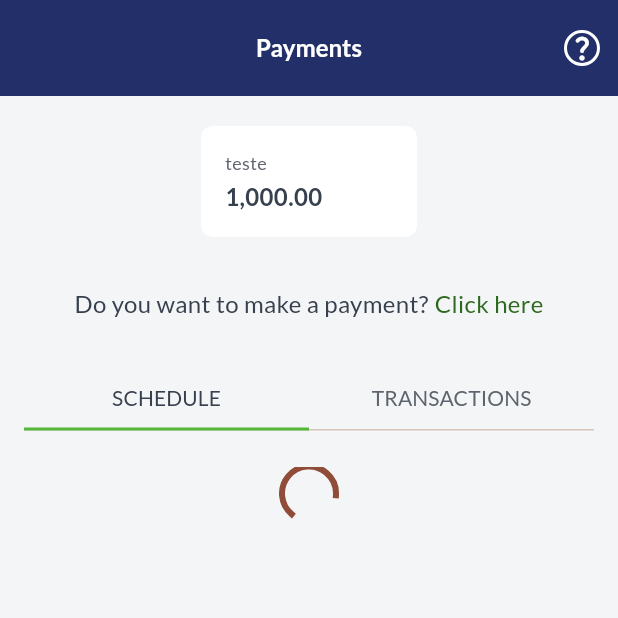
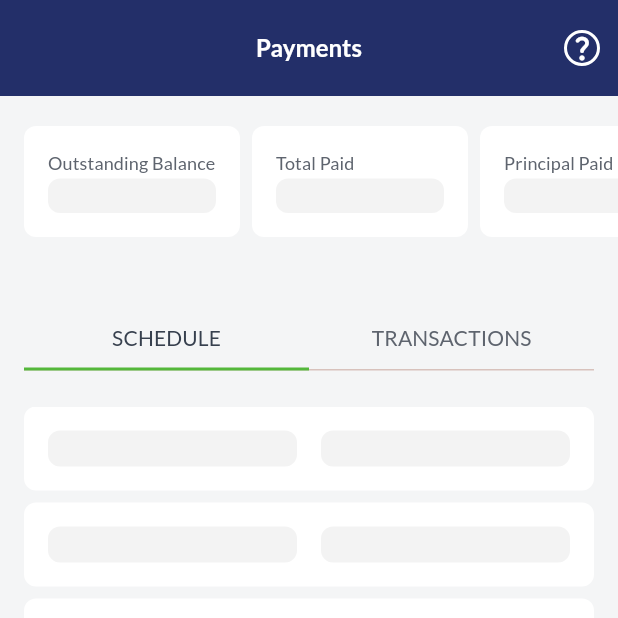
Before and after one commit to renanctorres7/flutter-test, a Flutter app: the first screen one second after launch, on a phone screen of 412 x 824 dp, the top half of it. Run offline on Flutter 3.47's test engine with Material 3 defaults, Android fonts, the phone set to English and light mode, and no system bars; our stand-ins replace dartz, equatable, flutter_bloc, google_fonts, shimmer_animation.

Commit message:
Create Shimmer animation and adjust pages

```diff
--- a/lib/src/core/theme/app_theme.dart
+++ b/lib/src/core/theme/app_theme.dart
@@ -24,6 +24,7 @@ abstract class AppTheme {
   Color get checkBoxDefaultColor;
   Color get checkBoxSelectedColor;
   Color get dividerColor;
+  Color get shimmerGrayColor;
 
   SystemUiOverlayStyle get appSystemUiOverlayStyle;
 }
--- a/lib/src/core/theme/light_theme.dart
+++ b/lib/src/core/theme/light_theme.dart
@@ -51,6 +51,9 @@ class LightTheme implements AppTheme {
   Color get dividerColor => Color(0xFFDEE0E3);
 
   @override
+  Color get shimmerGrayColor => Color(0xFFF3F3F3);
+
+  @override
   SystemUiOverlayStyle get appSystemUiOverlayStyle => SystemUiOverlayStyle(
     statusBarColor: headerColor,
     statusBarIconBrightness: Brightness.light,
--- a/lib/src/core/widgets/app_list_tile/app_list_tile.dart
+++ b/lib/src/core/widgets/app_list_tile/app_list_tile.dart
@@ -28,7 +28,7 @@ class AppListTile extends StatelessWidget {
             style: TextStyle(
               fontSize: 12,
               fontWeight: FontWeight.w400,
-
+              letterSpacing: 0.1,
               color: AppTheme.of.textCardTitleColor,
             ),
           ),
@@ -37,8 +37,9 @@ class AppListTile extends StatelessWidget {
             overflow: TextOverflow.ellipsis,
             style: TextStyle(
               fontSize: 16,
-              fontWeight: FontWeight.w600,
+              fontWeight: FontWeight.w400,
               color: AppTheme.of.textColor,
+              letterSpacing: 0,
             ),
           ),
         ],
--- a/lib/src/core/widgets/app_list_tile/app_list_tile_with_amount.dart
+++ b/lib/src/core/widgets/app_list_tile/app_list_tile_with_amount.dart
@@ -29,7 +29,7 @@ class AppListTileWithAmount extends StatelessWidget {
             style: TextStyle(
               fontSize: 12,
               fontWeight: FontWeight.w400,
-
+              letterSpacing: 0.1,
               color: AppTheme.of.textCardTitleColor,
             ),
           ),
--- a/lib/src/core/widgets/app_text/app_amount_text.dart
+++ b/lib/src/core/widgets/app_text/app_amount_text.dart
@@ -31,6 +31,7 @@ class AppAmountText extends StatelessWidget {
             fontSize: 16,
             fontWeight: FontWeight.w400,
             color: AppTheme.of.textColor,
+            letterSpacing: 0,
           ),
         ),
       ],
--- /dev/null
+++ b/lib/src/core/widgets/shimmer/app_list_tile_with_shimmer.dart
@@ -0,0 +1,42 @@
+import 'package:flutter/material.dart';
+import 'package:shimmer_animation/shimmer_animation.dart';
+
+import '../../theme/app_theme.dart';
+
+class AppListTileWithShimmer extends StatelessWidget {
+  final String label;
+  const AppListTileWithShimmer({super.key, required this.label});
+
+  @override
+  Widget build(BuildContext context) {
+    return Column(
+      crossAxisAlignment: CrossAxisAlignment.start,
+      mainAxisSize: MainAxisSize.min,
+      spacing: 2,
+      children: [
+        Text(
+          label,
+          overflow: TextOverflow.ellipsis,
+          style: TextStyle(
+            fontSize: 12,
+            fontWeight: FontWeight.w400,
+            letterSpacing: 0.1,
+            color: AppTheme.of.textCardTitleColor,
+          ),
+        ),
+        Flexible(
+          child: Shimmer(
+            duration: Duration(seconds: 2),
+            child: Container(
+              height: 24,
+              decoration: BoxDecoration(
+                color: AppTheme.of.shimmerGrayColor,
+                borderRadius: BorderRadius.circular(8),
+              ),
+            ),
+          ),
+        ),
+      ],
+    );
+  }
+}
--- /dev/null
+++ b/lib/src/core/widgets/shimmer/schedule_list_shimmer.dart
@@ -0,0 +1,63 @@
+import 'package:base_project/src/core/widgets/shimmer/app_list_tile_with_shimmer.dart';
+import 'package:flutter/material.dart';
+import 'package:shimmer_animation/shimmer_animation.dart';
+
+import '../../theme/app_theme.dart';
+
+class ScheduleListShimmer extends StatelessWidget {
+  const ScheduleListShimmer({super.key});
+
+  @override
+  Widget build(BuildContext context) {
+    return ListView.builder(
+      itemCount: 3,
+      shrinkWrap: true,
+      padding: const EdgeInsets.symmetric(horizontal: 16),
+      physics: NeverScrollableScrollPhysics(),
+      itemBuilder: (context, index) {
+        return Container(
+          margin: const EdgeInsets.only(bottom: 8),
+          padding: const EdgeInsets.all(16),
+          alignment: Alignment.centerLeft,
+          height: 56,
+          decoration: BoxDecoration(
+            color: AppTheme.of.cardBackgroundColor,
+            borderRadius: BorderRadius.circular(8),
+          ),
+
+          child: Flex(
+            direction: Axis.horizontal,
+            spacing: 16,
+            children: [
+              Expanded(
+                child: Shimmer(
+                  duration: Duration(seconds: 2),
+                  child: Container(
+                    height: 24,
+                    decoration: BoxDecoration(
+                      color: AppTheme.of.shimmerGrayColor,
+                      borderRadius: BorderRadius.circular(8),
+                    ),
+                  ),
+                ),
+              ),
+              Expanded(
+                child: Shimmer(
+                  duration: Duration(seconds: 2),
+                  child: Container(
+                    height: 24,
+                    decoration: BoxDecoration(
+                      color: AppTheme.of.shimmerGrayColor,
+                      borderRadius: BorderRadius.circular(8),
+                    ),
+                  ),
+                ),
+              ),
+            ],
+          ),
+        );
+      },
+    );
+    ;
+  }
+}
--- /dev/null
+++ b/lib/src/core/widgets/shimmer/summary_list_shimmer.dart
@@ -0,0 +1,49 @@
+import 'package:base_project/src/core/core.dart';
+import 'package:base_project/src/core/localization/language.dart';
+import 'package:base_project/src/core/widgets/shimmer/app_list_tile_with_shimmer.dart';
+import 'package:flutter/material.dart';
+import 'package:shimmer_animation/shimmer_animation.dart';
+
+import '../../theme/app_theme.dart';
+
+class SummaryListShimmer extends StatelessWidget {
+  const SummaryListShimmer({super.key});
+
+  static List<String> labels = [
+    Language.of.outstandingBalance,
+    Language.of.totalPaid,
+    Language.of.principalPaid,
+    Language.of.interestPaid,
+  ];
+
+  @override
+  Widget build(BuildContext context) {
+    return SizedBox(
+      width: context.screenSize.width,
+      height: 74,
+      child: ListView.builder(
+        scrollDirection: Axis.horizontal,
+        shrinkWrap: true,
+        padding: EdgeInsets.only(left: 16, right: 16),
+        itemCount: labels.length,
+        itemBuilder: (BuildContext context, int index) {
+          return Padding(
+            padding: EdgeInsets.only(right: 8),
+            child: Container(
+              width: 144,
+              height: 74,
+              padding: EdgeInsets.all(16),
+              decoration: BoxDecoration(
+                color: AppTheme.of.cardBackgroundColor,
+                borderRadius: BorderRadius.circular(8),
+              ),
+              child: AppListTileWithShimmer(label: labels[index]),
+            ),
+          );
+        },
+      ),
+    );
+  }
+}
+
+// #E7E5E5
--- a/lib/src/core/widgets/summary_card/summary_card.dart
+++ b/lib/src/core/widgets/summary_card/summary_card.dart
@@ -1,6 +1,9 @@
 import 'package:base_project/src/core/theme/app_theme.dart';
 import 'package:base_project/src/core/utils/converter_helper.dart';
 import 'package:flutter/material.dart';
+
+import '../app_list_tile/app_list_tile_with_amount.dart';
+import '../widgets.dart';
 
 class SummaryCard extends StatelessWidget {
   final String label;
@@ -17,32 +20,7 @@ class SummaryCard extends StatelessWidget {
         color: AppTheme.of.cardBackgroundColor,
         borderRadius: BorderRadius.circular(8),
       ),
-      child: Column(
-        crossAxisAlignment: CrossAxisAlignment.start,
-        mainAxisSize: MainAxisSize.min,
-        spacing: 2,
-        children: [
-          Text(
-            label,
-            overflow: TextOverflow.ellipsis,
-            style: TextStyle(
-              fontSize: 12,
-              fontWeight: FontWeight.w400,
-
-              color: AppTheme.of.textCardTitleColor,
-            ),
-          ),
-          Text(
-            ConverterHelper.doubleToReal(value),
-            overflow: TextOverflow.ellipsis,
-            style: TextStyle(
-              fontSize: 16,
-              fontWeight: FontWeight.w600,
-              color: AppTheme.of.textColor,
-            ),
-          ),
-        ],
-      ),
+      child: AppListTileWithAmount(label: label, value: value),
     );
   }
 }
--- a/lib/src/modules/payments/presentation/page/components/schedule_list.dart
+++ b/lib/src/modules/payments/presentation/page/components/schedule_list.dart
@@ -21,7 +21,7 @@ class _ScheduleListState extends State<ScheduleList> {
     return BlocBuilder<PaymentsBloc, PaymentsState>(
       builder: (_, state) {
         if (state is PaymentsLoading) {
-          return const Center(child: CircularProgressIndicator());
+          return const ScheduleListShimmer();
         }
 
         if (state is PaymentsError) {
@@ -45,6 +45,7 @@ class _ScheduleListState extends State<ScheduleList> {
               ),
             );
           }
+
           return ListView.builder(
             itemCount: schedules.length,
             shrinkWrap: true,
--- a/lib/src/modules/payments/presentation/page/components/schedule_transactions_tab_bar.dart
+++ b/lib/src/modules/payments/presentation/page/components/schedule_transactions_tab_bar.dart
@@ -1,3 +1,4 @@
+import 'package:base_project/src/core/core.dart';
 import 'package:base_project/src/core/localization/language.dart';
 import 'package:base_project/src/modules/payments/presentation/page/components/transactions_filter_icon.dart';
 import 'package:flutter/material.dart';
@@ -33,7 +34,7 @@ class _ScheduleTransactionsTabBarState
   Widget build(BuildContext context) {
     return Container(
       height: 41,
-      width: MediaQuery.of(context).size.width,
+      width: context.screenSize.width,
       margin: const EdgeInsets.symmetric(horizontal: 16),
       child: Row(
         mainAxisSize: MainAxisSize.min,
--- /dev/null
+++ b/lib/src/modules/payments/presentation/page/components/summary_list.dart
@@ -0,0 +1,51 @@
+import 'package:base_project/src/core/core.dart';
+import 'package:base_project/src/core/widgets/summary_card/summary_card.dart';
+import 'package:flutter/material.dart';
+import 'package:flutter_bloc/flutter_bloc.dart';
+
+import '../../../../../core/widgets/widgets.dart';
+import '../../bloc/bloc.dart';
+
+class SummaryList extends StatefulWidget {
+  const SummaryList({super.key});
+
+  @override
+  State<SummaryList> createState() => _SummaryListState();
+}
+
+class _SummaryListState extends State<SummaryList> {
+  @override
+  Widget build(BuildContext context) {
+    return BlocBuilder<PaymentsBloc, PaymentsState>(
+      builder: (_, state) {
+        if (state is PaymentsLoading) {
+          return SummaryListShimmer();
+        }
+
+        if (state is PaymentsLoaded) {
+          if (state.summary.isEmpty) {
+            return SizedBox();
+          }
+          return SizedBox(
+            width: context.screenSize.width,
+            height: 74,
+            child: ListView.builder(
+              scrollDirection: Axis.horizontal,
+              shrinkWrap: true,
+              padding: EdgeInsets.only(left: 16, right: 16),
+              itemCount: state.summary.length,
+              itemBuilder: (BuildContext context, int index) {
+                final item = state.summary[index];
+                return Padding(
+                  padding: const EdgeInsets.only(left: 8.0),
+                  child: SummaryCard(label: item.label, value: item.value),
+                );
+              },
+            ),
+          );
+        }
+        return SizedBox();
+      },
+    );
+  }
+}
--- a/lib/src/modules/payments/presentation/page/components/transactions_list.dart
+++ b/lib/src/modules/payments/presentation/page/components/transactions_list.dart
@@ -33,7 +33,7 @@ class _TransactionsListState extends State<TransactionsList> {
     return BlocBuilder<PaymentsBloc, PaymentsState>(
       builder: (_, state) {
         if (state is PaymentsLoading) {
-          return const Center(child: CircularProgressIndicator());
+          return TransactionListShimmer();
         }
 
         if (state is PaymentsError) {
--- a/lib/src/modules/payments/presentation/page/payments_transactions_page.dart
+++ b/lib/src/modules/payments/presentation/page/payments_transactions_page.dart
@@ -5,6 +5,8 @@ import 'package:base_project/src/modules/payments/presentation/page/components/t
 import 'package:flutter/material.dart';
 
 import '../../../../core/widgets/widgets.dart';
+import 'components/make_payment_button.dart';
+import 'components/summary_list.dart';
 
 class PaymentsTransactionsPage extends StatefulWidget {
   const PaymentsTransactionsPage({super.key});
@@ -47,33 +49,8 @@ class _PaymentsTransactionsPageState extends State<PaymentsTransactionsPage>
           child: Column(
             spacing: 24,
             children: [
-              SummaryCard(label: 'teste', value: 1000.0),
-              Container(
-                height: 40,
-                margin: const EdgeInsets.symmetric(horizontal: 16),
-                alignment: Alignment.center,
-                child: Wrap(
-                  crossAxisAlignment: WrapCrossAlignment.center,
-                  spacing: 4,
-                  children: [
-                    appTextDefault(
-                      Language.of.paymentQuestion,
-                      fontSize: 16,
-                      fontWeight: FontWeight.w400,
-                      color: AppTheme.of.textColor,
-                    ),
-                    GestureDetector(
-                      onTap: () {},
-                      child: appTextDefault(
-                        Language.of.clickHere,
-                        fontSize: 16,
-                        fontWeight: FontWeight.w400,
-                        color: AppTheme.of.textLinkColor,
-                      ),
-                    ),
-                  ],
-                ),
-              ),
+              SummaryList(),
+              MakePaymentButton(),
               ScheduleTransactionsTabBar(
                 tabController: tabController,
                 onTap: (index) {
--- a/pubspec.yaml
+++ b/pubspec.yaml
@@ -40,6 +40,7 @@ dependencies:
   mocktail: ^1.0.4
   google_fonts: ^6.2.1
   flutter_bloc: ^9.1.0
+  shimmer_animation: ^2.2.2
 
 dev_dependencies:
   flutter_test:
```
Also changed, not shown: lib/src/core/widgets/shimmer/transaction_list_shimmer.dart (added, +52 -0 lines), lib/src/core/widgets/widgets.dart (+10 -5 lines), lib/src/modules/payments/presentation/page/components/make_payment_button.dart (added, +54 -0 lines), pubspec.lock.
